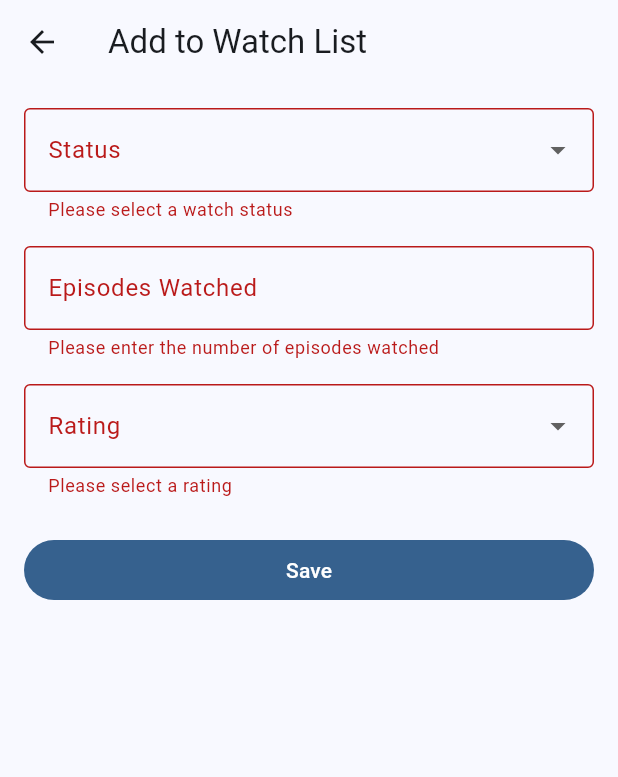
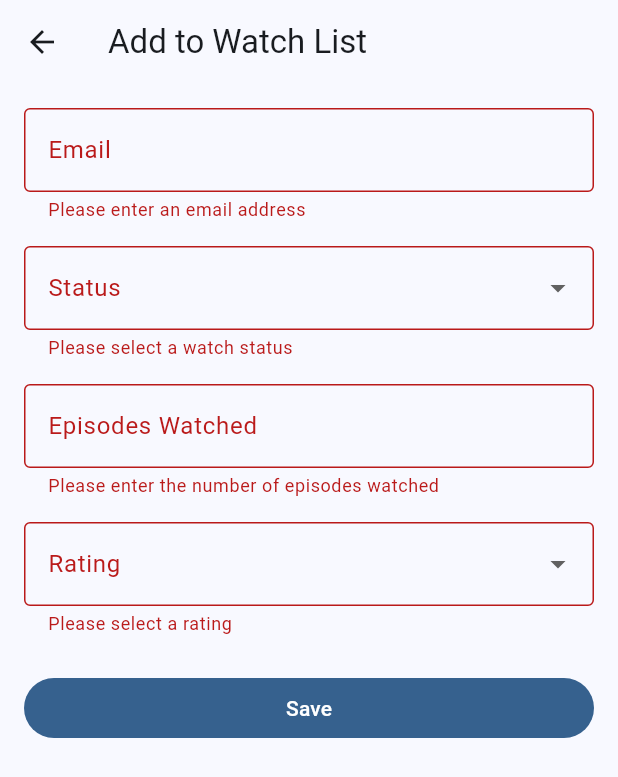
Before and after one commit to bryanless/Yume-Flutter-Archived, a Flutter app: the AddWatchListPage screen opened by its route, after a tap on "Save", on a phone screen of 412 x 824 dp. Shown: the top 777 px of the screen. Run offline on Flutter 3.47's test engine with Material 2 defaults, Android fonts, the light colour scheme and no system bars; drawn by our look-alikes of dynamic_color; our stand-ins replace email_validator.

Commit message:
Add email form

```diff
--- a/lib/model/watch_list.dart
+++ b/lib/model/watch_list.dart
@@ -1,9 +1,11 @@
 class WatchList {
+  String? email;
   String? status;
   String? episode;
   String? rating;
 
   WatchList({
+    this.email,
     this.status,
     this.episode,
     this.rating,
--- a/lib/views/pages.dart
+++ b/lib/views/pages.dart
@@ -1,3 +1,4 @@
+import 'package:email_validator/email_validator.dart';
 import 'package:flutter/material.dart';
 import 'package:flutter/services.dart';
 import 'package:yume_flutter/core/yume_icons.dart';
--- a/lib/views/watch_list/add_watch_list.dart
+++ b/lib/views/watch_list/add_watch_list.dart
@@ -16,6 +16,12 @@ class _AddWatchListPageState extends State<AddWatchListPage> {
 
   final _formKey = GlobalKey<FormState>();
   final WatchList _watchList = WatchList();
+
+  void _onEmailSaved(String? email) {
+    setState(() {
+      _watchList.email = email;
+    });
+  }
 
   void _onStatusChanged(String? status) {
     setState(() {
@@ -49,6 +55,26 @@ class _AddWatchListPageState extends State<AddWatchListPage> {
                 key: _formKey,
                 child: Column(
                   children: [
+                    YumeOutlinedTextField(
+                      labelText: 'Email',
+                      keyboardType: TextInputType.emailAddress,
+                      onSaved: (email) {
+                        _onEmailSaved(email);
+                      },
+                      validator: (value) {
+                        if (value == null || value.isEmpty) {
+                          return 'Please enter an email address';
+                        } else if (!EmailValidator.validate(value.toString())) {
+                          return 'Please enter a valid email address';
+                        } else {
+                          return null;
+                        }
+                      },
+                      autovalidateMode: AutovalidateMode.onUserInteraction,
+                    ),
+                    const YumeVSpacer(
+                      space: YumeSpace.medium,
+                    ),
                     YumeDropdownTextField(
                       labelText: 'Status',
                       // hint: WatchStatus.planToWatch.value,
@@ -127,7 +153,7 @@ class _AddWatchListPageState extends State<AddWatchListPage> {
                         builder: (BuildContext context) => YumeDialog(
                           title: 'Save to watch list?',
                           content:
-                              'Make sure you have inputted the right data before saving\n\nStatus: ${_watchList.status}\nEpisodes watched: ${_watchList.episode}\nRating: ${_watchList.rating}',
+                              'Make sure you have inputted the right data before saving\n\nEmail: ${_watchList.email}\nStatus: ${_watchList.status}\nEpisodes watched: ${_watchList.episode}\nRating: ${_watchList.rating}',
                           dismissLabel: 'Cancel',
                           onDismiss: () {
                             Navigator.pop(context, 'Cancel');
```
Also changed, not shown: pubspec.yaml (+1 -6 lines), pubspec.lock.
